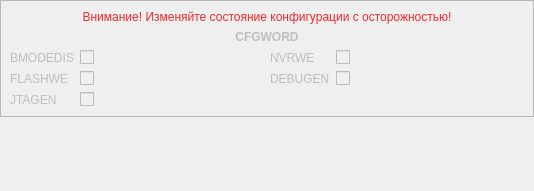
The window that app/ui/config035.ui (ntsfv/flasher) describes before a commit, drawn with Qt 5.
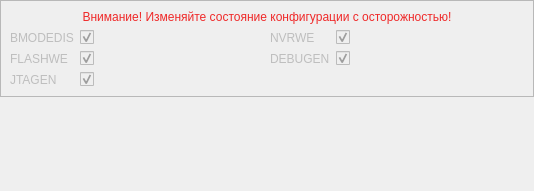
The same window after the commit.

The edit to the form file:
```diff
--- a/app/ui/config035.ui
+++ b/app/ui/config035.ui
@@ -51,16 +51,6 @@
         </property>
        </widget>
       </item>
-      <item>
-       <widget class="QLabel" name="lbl_cfgword">
-        <property name="text">
-         <string>&lt;html&gt;&lt;head/&gt;&lt;body&gt;&lt;p&gt;&lt;span style=&quot; font-weight:600;&quot;&gt;CFGWORD&lt;/span&gt;&lt;/p&gt;&lt;/body&gt;&lt;/html&gt;</string>
-        </property>
-        <property name="alignment">
-         <set>Qt::AlignCenter</set>
-        </property>
-       </widget>
-      </item>
       <item>
        <layout class="QGridLayout" name="grid_cfgword">
         <item row="0" column="1">
@@ -80,6 +70,9 @@
             <property name="text">
              <string/>
             </property>
+            <property name="checked">
+             <bool>true</bool>
+            </property>
            </widget>
           </item>
           <item row="0" column="0">
@@ -97,6 +90,9 @@
             <property name="text">
              <string/>
             </property>
+            <property name="checked">
+             <bool>true</bool>
+            </property>
            </widget>
           </item>
          </layout>
@@ -118,6 +114,9 @@
             <property name="text">
              <string/>
             </property>
+            <property name="checked">
+             <bool>true</bool>
+            </property>
            </widget>
           </item>
           <item row="1" column="1">
@@ -125,6 +124,9 @@
             <property name="text">
              <string/>
             </property>
+            <property name="checked">
+             <bool>true</bool>
+            </property>
            </widget>
           </item>
           <item row="1" column="0">
@@ -142,6 +144,9 @@
             <property name="text">
              <string/>
             </property>
+            <property name="checked">
+             <bool>true</bool>
+            </property>
            </widget>
           </item>
           <item row="2" column="0">
```
